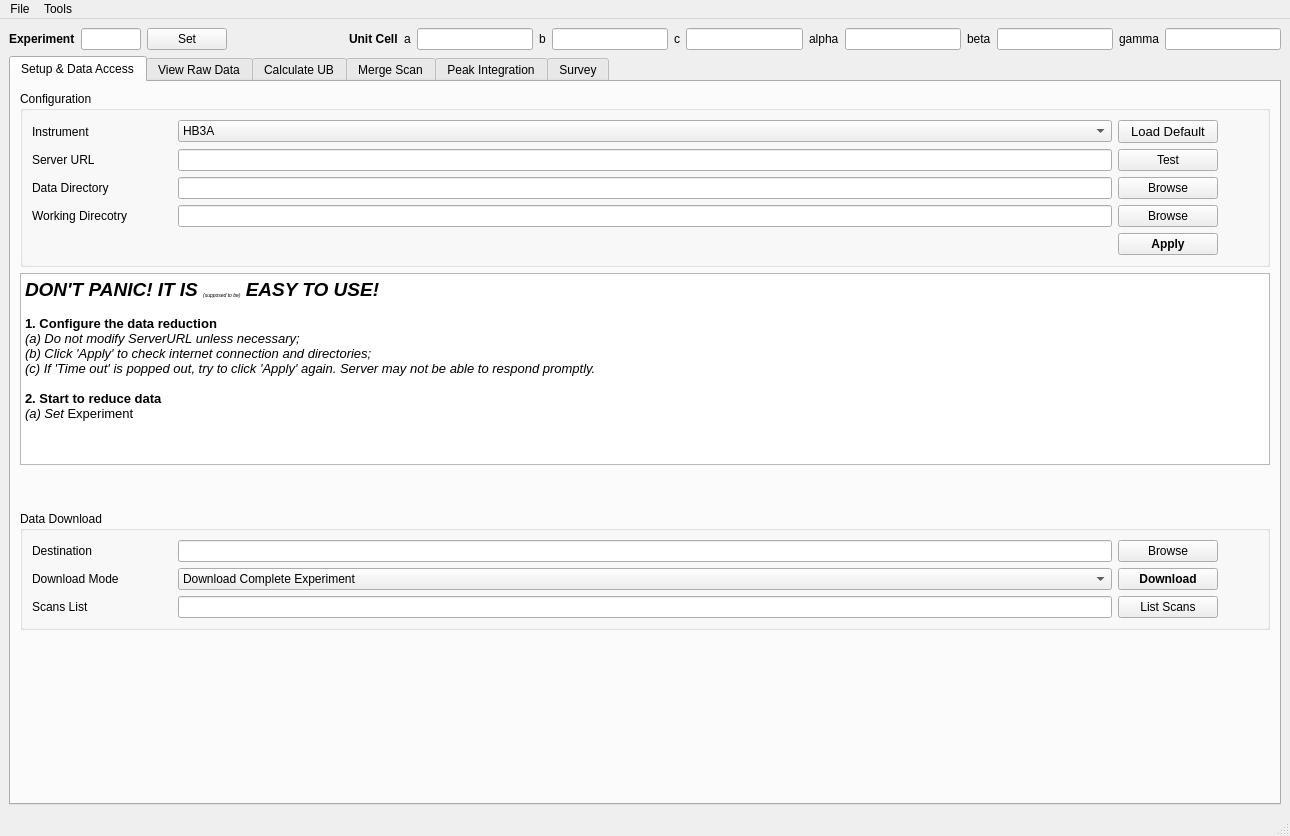
This is scripts/HFIR_4Circle_Reduction/MainWindow.ui in mantidproject/mantid as Qt 5 draws it before an edit. The edited form follows.
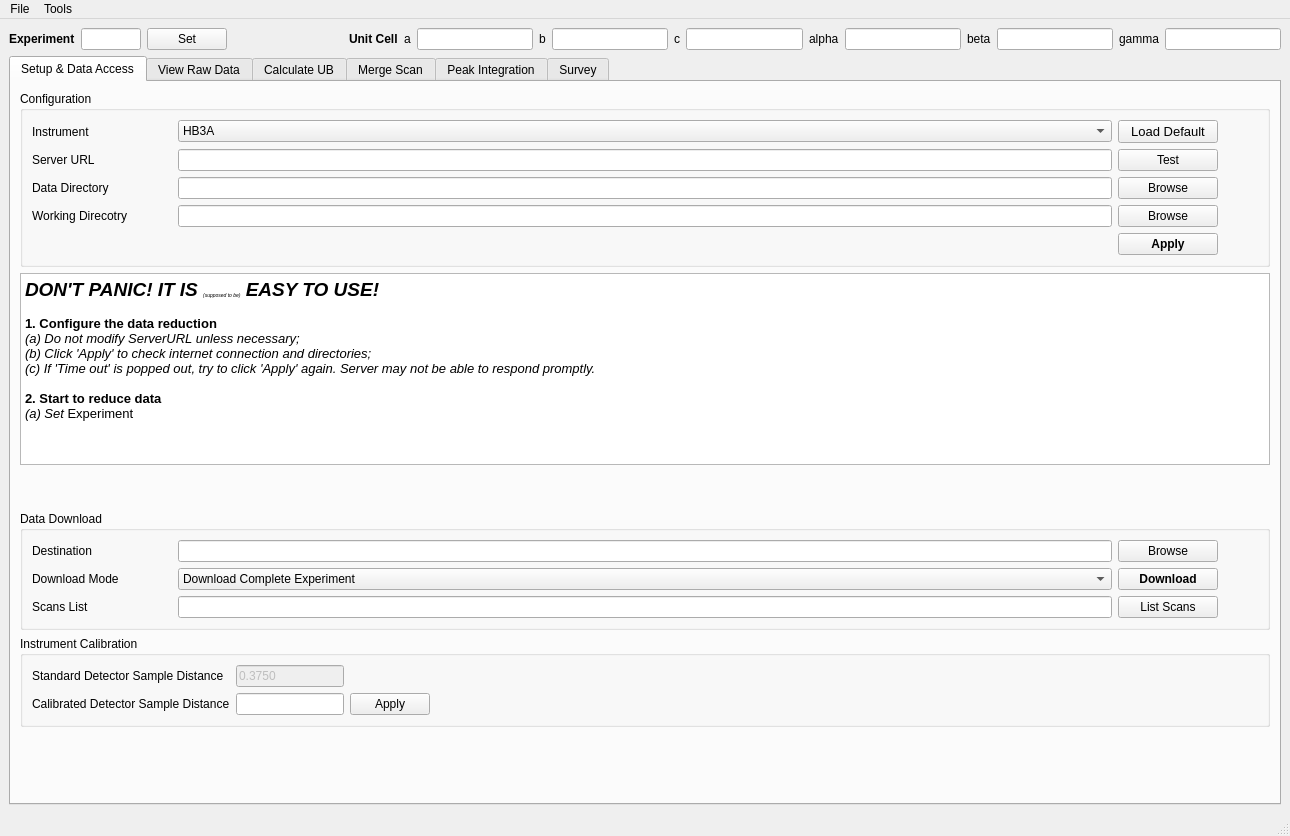
This is the edited form. Custom widgets are drawn as their Qt base class.

```diff
--- a/scripts/HFIR_4Circle_Reduction/MainWindow.ui
+++ b/scripts/HFIR_4Circle_Reduction/MainWindow.ui
@@ -200,6 +200,22 @@
             <string>Setup &amp;&amp; Data Access</string>
            </attribute>
            <layout class="QGridLayout" name="gridLayout_5">
+            <item row="3" column="0">
+             <spacer name="verticalSpacer_4">
+              <property name="orientation">
+               <enum>Qt::Vertical</enum>
+              </property>
+              <property name="sizeType">
+               <enum>QSizePolicy::Preferred</enum>
+              </property>
+              <property name="sizeHint" stdset="0">
+               <size>
+                <width>20</width>
+                <height>40</height>
+               </size>
+              </property>
+             </spacer>
+            </item>
             <item row="1" column="0">
              <widget class="QTextEdit" name="textEdit">
               <property name="enabled">
@@ -638,21 +654,74 @@
               </layout>
              </widget>
             </item>
-            <item row="3" column="0">
-             <spacer name="verticalSpacer_4">
-              <property name="orientation">
-               <enum>Qt::Vertical</enum>
+            <item row="5" column="0">
+             <widget class="QGroupBox" name="groupBox_11">
+              <property name="title">
+               <string>Instrument Calibration</string>
               </property>
-              <property name="sizeType">
-               <enum>QSizePolicy::Preferred</enum>
-              </property>
-              <property name="sizeHint" stdset="0">
-               <size>
-                <width>20</width>
-                <height>40</height>
-               </size>
-              </property>
-             </spacer>
+              <layout class="QGridLayout" name="gridLayout_16">
+               <item row="0" column="0">
+                <widget class="QLabel" name="label_33">
+                 <property name="text">
+                  <string>Standard Detector Sample Distance</string>
+                 </property>
+                </widget>
+               </item>
+               <item row="1" column="0">
+                <widget class="QLabel" name="label_38">
+                 <property name="text">
+                  <string>Calibrated Detector Sample Distance</string>
+                 </property>
+                </widget>
+               </item>
+               <item row="0" column="1">
+                <widget class="QLineEdit" name="lineEdit">
+                 <property name="enabled">
+                  <bool>false</bool>
+                 </property>
+                 <property name="sizePolicy">
+                  <sizepolicy hsizetype="Preferred" vsizetype="Fixed">
+                   <horstretch>0</horstretch>
+                   <verstretch>0</verstretch>
+                  </sizepolicy>
+                 </property>
+                 <property name="text">
+                  <string>0.3750</string>
+                 </property>
+                </widget>
+               </item>
+               <item row="1" column="1">
+                <widget class="QLineEdit" name="lineEdit_2">
+                 <property name="sizePolicy">
+                  <sizepolicy hsizetype="Preferred" vsizetype="Fixed">
+                   <horstretch>0</horstretch>
+                   <verstretch>0</verstretch>
+                  </sizepolicy>
+                 </property>
+                </widget>
+               </item>
+               <item row="1" column="2">
+                <widget class="QPushButton" name="pushButton">
+                 <property name="text">
+                  <string>Apply</string>
+                 </property>
+                </widget>
+               </item>
+               <item row="1" column="3">
+                <spacer name="horizontalSpacer_16">
+                 <property name="orientation">
+                  <enum>Qt::Horizontal</enum>
+                 </property>
+                 <property name="sizeHint" stdset="0">
+                  <size>
+                   <width>40</width>
+                   <height>20</height>
+                  </size>
+                 </property>
+                </spacer>
+               </item>
+              </layout>
+             </widget>
             </item>
            </layout>
           </widget>
```
